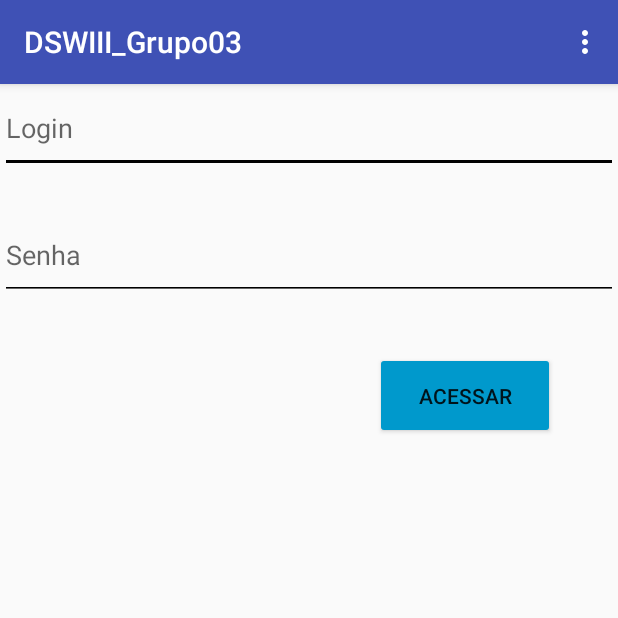
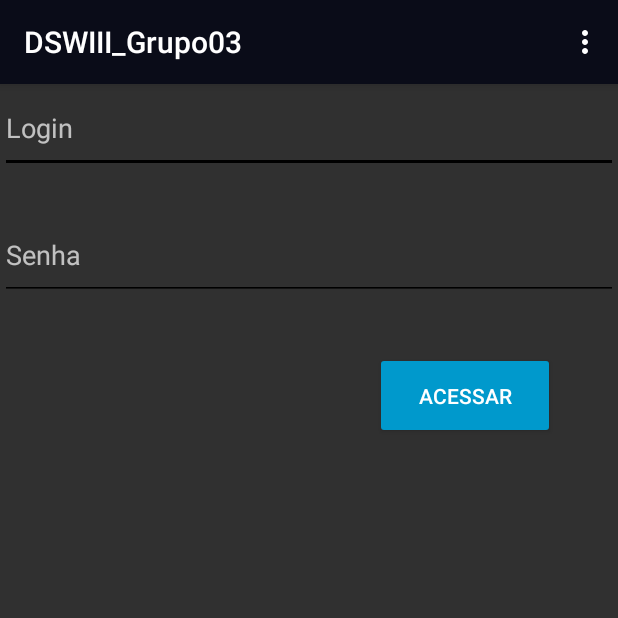
Before and after one commit to ChristianPrzybulinski/DSWIII_Grupo03, an Android app: the MainActivity screen opened directly, with no data from a screen before it, on a phone screen of 412 x 824 dp, the top half of it. Run offline under Robolectric (Android 15) with nearby library versions, the phone set to English and light mode, and no system bars.

Commit message:
- mudado o tema da aplicacao pras cores do imortal tricolor

```diff
--- a/app/src/main/java/dev3/dswiii_grupo03/MenuPrincipal.java
+++ b/app/src/main/java/dev3/dswiii_grupo03/MenuPrincipal.java
@@ -8,6 +8,8 @@ public class MenuPrincipal extends AppCompatActivity {
     @Override
     protected void onCreate(Bundle savedInstanceState) {
         super.onCreate(savedInstanceState);
+        setTitle("Academia ABC");
+
         setContentView(R.layout.activity_menu_principal);
     }
 }
--- a/app/src/main/res/layout/activity_menu_principal.xml
+++ b/app/src/main/res/layout/activity_menu_principal.xml
@@ -5,5 +5,4 @@
     android:layout_width="match_parent"
     android:layout_height="match_parent"
     tools:context="dev3.dswiii_grupo03.MenuPrincipal">
-
 </android.support.constraint.ConstraintLayout>
--- a/app/src/main/res/values/colors.xml
+++ b/app/src/main/res/values/colors.xml
@@ -1,6 +1,6 @@
 <?xml version="1.0" encoding="utf-8"?>
 <resources>
-    <color name="colorPrimary">#3F51B5</color>
+    <color name="colorPrimary">#0a0c18</color>
     <color name="colorPrimaryDark">#303F9F</color>
-    <color name="colorAccent">#FF4081</color>
+    <color name="colorAccent">#adb8ff</color>
 </resources>
--- a/app/src/main/res/values/styles.xml
+++ b/app/src/main/res/values/styles.xml
@@ -1,11 +1,11 @@
 <resources>
 
     <!-- Base application theme. -->
-    <style name="AppTheme" parent="Theme.AppCompat.Light.DarkActionBar">
+    <style name="AppTheme" parent="Theme.AppCompat.NoActionBar">
         <!-- Customize your theme here. -->
         <item name="colorPrimary">@color/colorPrimary</item>
-        <item name="colorPrimaryDark">@color/colorPrimaryDark</item>
-        <item name="colorAccent">@color/colorAccent</item>
+        <item name="colorPrimaryDark">@android:color/background_light</item>
+        <item name="colorAccent">@android:color/holo_blue_light</item>
     </style>
 
     <style name="AppTheme.NoActionBar">
```
